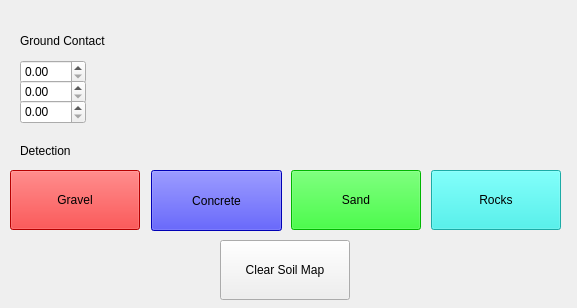
The window that scripts/widget.ui (dfki-ric/traversability_generator3d) describes before a commit, drawn with Qt 5.
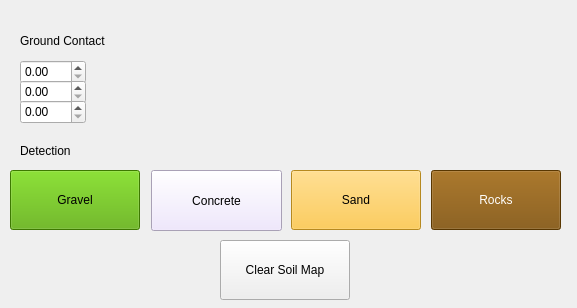
The same window after the commit.

Commit message: Assign soil type based on highest probability

Patch:
```diff
--- a/scripts/widget.ui
+++ b/scripts/widget.ui
@@ -40,8 +40,8 @@
       <colorrole role="Button">
        <brush brushstyle="SolidPattern">
         <color alpha="255">
-         <red>0</red>
-         <green>0</green>
+         <red>236</red>
+         <green>225</green>
          <blue>255</blue>
         </color>
        </brush>
@@ -49,8 +49,8 @@
       <colorrole role="Light">
        <brush brushstyle="SolidPattern">
         <color alpha="255">
-         <red>127</red>
-         <green>127</green>
+         <red>255</red>
+         <green>255</green>
          <blue>255</blue>
         </color>
        </brush>
@@ -58,8 +58,8 @@
       <colorrole role="Midlight">
        <brush brushstyle="SolidPattern">
         <color alpha="255">
-         <red>63</red>
-         <green>63</green>
+         <red>245</red>
+         <green>240</green>
          <blue>255</blue>
         </color>
        </brush>
@@ -67,8 +67,8 @@
       <colorrole role="Dark">
        <brush brushstyle="SolidPattern">
         <color alpha="255">
-         <red>0</red>
-         <green>0</green>
+         <red>118</red>
+         <green>112</green>
          <blue>127</blue>
         </color>
        </brush>
@@ -76,8 +76,8 @@
       <colorrole role="Mid">
        <brush brushstyle="SolidPattern">
         <color alpha="255">
-         <red>0</red>
-         <green>0</green>
+         <red>157</red>
+         <green>150</green>
          <blue>170</blue>
         </color>
        </brush>
@@ -121,8 +121,8 @@
       <colorrole role="Window">
        <brush brushstyle="SolidPattern">
         <color alpha="255">
-         <red>0</red>
-         <green>0</green>
+         <red>236</red>
+         <green>225</green>
          <blue>255</blue>
         </color>
        </brush>
@@ -139,8 +139,8 @@
       <colorrole role="AlternateBase">
        <brush brushstyle="SolidPattern">
         <color alpha="255">
-         <red>127</red>
-         <green>127</green>
+         <red>245</red>
+         <green>240</green>
          <blue>255</blue>
         </color>
        </brush>
@@ -186,8 +186,8 @@
       <colorrole role="Button">
        <brush brushstyle="SolidPattern">
         <color alpha="255">
-         <red>0</red>
-         <green>0</green>
+         <red>236</red>
+         <green>225</green>
          <blue>255</blue>
         </color>
        </brush>
@@ -195,8 +195,8 @@
       <colorrole role="Light">
        <brush brushstyle="SolidPattern">
         <color alpha="255">
-         <red>127</red>
-         <green>127</green>
+         <red>255</red>
+         <green>255</green>
          <blue>255</blue>
         </color>
        </brush>
@@ -204,8 +204,8 @@
       <colorrole role="Midlight">
        <brush brushstyle="SolidPattern">
         <color alpha="255">
-         <red>63</red>
-         <green>63</green>
+         <red>245</red>
+         <green>240</green>
          <blue>255</blue>
         </color>
        </brush>
@@ -213,8 +213,8 @@
       <colorrole role="Dark">
        <brush brushstyle="SolidPattern">
         <color alpha="255">
-         <red>0</red>
-         <green>0</green>
+         <red>118</red>
+         <green>112</green>
          <blue>127</blue>
         </color>
        </brush>
@@ -222,8 +222,8 @@
       <colorrole role="Mid">
        <brush brushstyle="SolidPattern">
         <color alpha="255">
-         <red>0</red>
-         <green>0</green>
+         <red>157</red>
+         <green>150</green>
          <blue>170</blue>
         </color>
        </brush>
@@ -267,8 +267,8 @@
       <colorrole role="Window">
        <brush brushstyle="SolidPattern">
         <color alpha="255">
-         <red>0</red>
-         <green>0</green>
+         <red>236</red>
+         <green>225</green>
          <blue>255</blue>
         </color>
        </brush>
@@ -285,8 +285,8 @@
       <colorrole role="AlternateBase">
        <brush brushstyle="SolidPattern">
         <color alpha="255">
-         <red>127</red>
-         <green>127</green>
+         <red>245</red>
+         <green>240</green>
          <blue>255</blue>
         </color>
        </brush>
@@ -323,8 +323,8 @@
       <colorrole role="WindowText">
        <brush brushstyle="SolidPattern">
         <color alpha="255">
-         <red>0</red>
-         <green>0</green>
+         <red>118</red>
+         <green>112</green>
          <blue>127</blue>
         </color>
        </brush>
@@ -332,8 +332,8 @@
       <colorrole role="Button">
        <brush brushstyle="SolidPattern">
         <color alpha="255">
-         <red>0</red>
-         <green>0</green>
+         <red>236</red>
+         <green>225</green>
          <blue>255</blue>
         </color>
        </brush>
@@ -341,8 +341,8 @@
       <colorrole role="Light">
        <brush brushstyle="SolidPattern">
         <color alpha="255">
-         <red>127</red>
-         <green>127</green>
+         <red>255</red>
+         <green>255</green>
          <blue>255</blue>
         </color>
        </brush>
@@ -350,8 +350,8 @@
       <colorrole role="Midlight">
        <brush brushstyle="SolidPattern">
         <color alpha="255">
-         <red>63</red>
-         <green>63</green>
+         <red>245</red>
+         <green>240</green>
          <blue>255</blue>
         </color>
        </brush>
@@ -359,8 +359,8 @@
       <colorrole role="Dark">
        <brush brushstyle="SolidPattern">
         <color alpha="255">
-         <red>0</red>
-         <green>0</green>
+         <red>118</red>
+         <green>112</green>
          <blue>127</blue>
         </color>
        </brush>
@@ -368,8 +368,8 @@
       <colorrole role="Mid">
        <brush brushstyle="SolidPattern">
         <color alpha="255">
-         <red>0</red>
-         <green>0</green>
+         <red>157</red>
+         <green>150</green>
          <blue>170</blue>
         </color>
        </brush>
@@ -377,8 +377,8 @@
       <colorrole role="Text">
        <brush brushstyle="SolidPattern">
         <color alpha="255">
-         <red>0</red>
-         <green>0</green>
+         <red>118</red>
+         <green>112</green>
          <blue>127</blue>
         </color>
        </brush>
@@ -395,8 +395,8 @@
       <colorrole role="ButtonText">
        <brush brushstyle="SolidPattern">
         <color alpha="255">
-         <red>0</red>
-         <green>0</green>
+         <red>118</red>
+         <green>112</green>
          <blue>127</blue>
         </color>
        </brush>
@@ -404,8 +404,8 @@
       <colorrole role="Base">
        <brush brushstyle="SolidPattern">
         <color alpha="255">
-         <red>0</red>
-         <green>0</green>
+         <red>236</red>
+         <green>225</green>
          <blue>255</blue>
         </color>
        </brush>
@@ -413,8 +413,8 @@
       <colorrole role="Window">
        <brush brushstyle="SolidPattern">
         <color alpha="255">
-         <red>0</red>
-         <green>0</green>
+         <red>236</red>
+         <green>225</green>
          <blue>255</blue>
         </color>
        </brush>
@@ -431,8 +431,8 @@
       <colorrole role="AlternateBase">
        <brush brushstyle="SolidPattern">
         <color alpha="255">
-         <red>0</red>
-         <green>0</green>
+         <red>236</red>
+         <green>225</green>
          <blue>255</blue>
         </color>
        </brush>
@@ -501,8 +501,8 @@
       <colorrole role="Button">
        <brush brushstyle="SolidPattern">
         <color alpha="255">
-         <red>255</red>
-         <green>0</green>
+         <red>85</red>
+         <green>170</green>
          <blue>0</blue>
         </color>
        </brush>
@@ -510,26 +510,26 @@
       <colorrole role="Light">
        <brush brushstyle="SolidPattern">
         <color alpha="255">
-         <red>255</red>
-         <green>127</green>
-         <blue>127</blue>
+         <red>128</red>
+         <green>255</green>
+         <blue>0</blue>
         </color>
        </brush>
       </colorrole>
       <colorrole role="Midlight">
        <brush brushstyle="SolidPattern">
         <color alpha="255">
-         <red>255</red>
-         <green>63</green>
-         <blue>63</blue>
+         <red>106</red>
+         <green>212</green>
+         <blue>0</blue>
         </color>
        </brush>
       </colorrole>
       <colorrole role="Dark">
        <brush brushstyle="SolidPattern">
         <color alpha="255">
-         <red>127</red>
-         <green>0</green>
+         <red>42</red>
+         <green>85</green>
          <blue>0</blue>
         </color>
        </brush>
@@ -537,8 +537,8 @@
       <colorrole role="Mid">
        <brush brushstyle="SolidPattern">
         <color alpha="255">
-         <red>170</red>
-         <green>0</green>
+         <red>56</red>
+         <green>113</green>
          <blue>0</blue>
         </color>
        </brush>
@@ -582,8 +582,8 @@
       <colorrole role="Window">
        <brush brushstyle="SolidPattern">
         <color alpha="255">
-         <red>255</red>
-         <green>0</green>
+         <red>85</red>
+         <green>170</green>
          <blue>0</blue>
         </color>
        </brush>
@@ -600,8 +600,8 @@
       <colorrole role="AlternateBase">
        <brush brushstyle="SolidPattern">
         <color alpha="255">
-         <red>255</red>
-         <green>127</green>
+         <red>170</red>
+         <green>212</green>
          <blue>127</blue>
         </color>
        </brush>
@@ -647,8 +647,8 @@
       <colorrole role="Button">
        <brush brushstyle="SolidPattern">
         <color alpha="255">
-         <red>255</red>
-         <green>0</green>
+         <red>85</red>
+         <green>170</green>
          <blue>0</blue>
         </color>
        </brush>
@@ -656,26 +656,26 @@
       <colorrole role="Light">
        <brush brushstyle="SolidPattern">
         <color alpha="255">
-         <red>255</red>
-         <green>127</green>
-         <blue>127</blue>
+         <red>128</red>
+         <green>255</green>
+         <blue>0</blue>
         </color>
        </brush>
       </colorrole>
       <colorrole role="Midlight">
        <brush brushstyle="SolidPattern">
         <color alpha="255">
-         <red>255</red>
-         <green>63</green>
-         <blue>63</blue>
+         <red>106</red>
+         <green>212</green>
+         <blue>0</blue>
         </color>
        </brush>
       </colorrole>
       <colorrole role="Dark">
        <brush brushstyle="SolidPattern">
         <color alpha="255">
-         <red>127</red>
-         <green>0</green>
+         <red>42</red>
+         <green>85</green>
          <blue>0</blue>
         </color>
        </brush>
@@ -683,8 +683,8 @@
       <colorrole role="Mid">
        <brush brushstyle="SolidPattern">
         <color alpha="255">
-         <red>170</red>
-         <green>0</green>
+         <red>56</red>
+         <green>113</green>
          <blue>0</blue>
         </color>
        </brush>
@@ -728,8 +728,8 @@
       <colorrole role="Window">
        <brush brushstyle="SolidPattern">
         <color alpha="255">
-         <red>255</red>
-         <green>0</green>
+         <red>85</red>
+         <green>170</green>
          <blue>0</blue>
         </color>
        </brush>
@@ -746,8 +746,8 @@
       <colorrole role="AlternateBase">
        <brush brushstyle="SolidPattern">
         <color alpha="255">
-         <red>255</red>
-         <green>127</green>
+         <red>170</red>
+         <green>212</green>
          <blue>127</blue>
         </color>
        </brush>
@@ -784,8 +784,8 @@
       <colorrole role="WindowText">
        <brush brushstyle="SolidPattern">
         <color alpha="255">
-         <red>127</red>
-         <green>0</green>
+         <red>42</red>
+         <green>85</green>
          <blue>0</blue>
         </color>
        </brush>
@@ -793,8 +793,8 @@
       <colorrole role="Button">
        <brush brushstyle="SolidPattern">
         <color alpha="255">
-         <red>255</red>
-         <green>0</green>
+         <red>85</red>
+         <green>170</green>
          <blue>0</blue>
         </color>
        </brush>
@@ -802,26 +802,26 @@
       <colorrole role="Light">
        <brush brushstyle="SolidPattern">
         <color alpha="255">
-         <red>255</red>
-         <green>127</green>
-         <blue>127</blue>
+         <red>128</red>
+         <green>255</green>
+         <blue>0</blue>
         </color>
        </brush>
       </colorrole>
       <colorrole role="Midlight">
        <brush brushstyle="SolidPattern">
         <color alpha="255">
-         <red>255</red>
-         <green>63</green>
-         <blue>63</blue>
+         <red>106</red>
+         <green>212</green>
+         <blue>0</blue>
         </color>
        </brush>
       </colorrole>
       <colorrole role="Dark">
        <brush brushstyle="SolidPattern">
         <color alpha="255">
-         <red>127</red>
-         <green>0</green>
+         <red>42</red>
+         <green>85</green>
          <blue>0</blue>
         </color>
        </brush>
@@ -829,8 +829,8 @@
       <colorrole role="Mid">
        <brush brushstyle="SolidPattern">
         <color alpha="255">
-         <red>170</red>
-         <green>0</green>
+         <red>56</red>
+         <green>113</green>
          <blue>0</blue>
         </color>
        </brush>
@@ -838,8 +838,8 @@
       <colorrole role="Text">
        <brush brushstyle="SolidPattern">
         <color alpha="255">
-         <red>127</red>
-         <green>0</green>
+         <red>42</red>
+         <green>85</green>
          <blue>0</blue>
         </color>
        </brush>
@@ -856,8 +856,8 @@
       <colorrole role="ButtonText">
        <brush brushstyle="SolidPattern">
         <color alpha="255">
-         <red>127</red>
-         <green>0</green>
+         <red>42</red>
+         <green>85</green>
          <blue>0</blue>
         </color>
        </brush>
@@ -865,8 +865,8 @@
       <colorrole role="Base">
        <brush brushstyle="SolidPattern">
         <color alpha="255">
-         <red>255</red>
-         <green>0</green>
+         <red>85</red>
+         <green>170</green>
          <blue>0</blue>
         </color>
        </brush>
@@ -874,8 +874,8 @@
       <colorrole role="Window">
        <brush brushstyle="SolidPattern">
         <color alpha="255">
-         <red>255</red>
-         <green>0</green>
+         <red>85</red>
+         <green>170</green>
          <blue>0</blue>
         </color>
        </brush>
@@ -892,8 +892,8 @@
       <colorrole role="AlternateBase">
        <brush brushstyle="SolidPattern">
         <color alpha="255">
-         <red>255</red>
-         <green>0</green>
+         <red>85</red>
+         <green>170</green>
          <blue>0</blue>
         </color>
        </brush>
@@ -928,6 +928,9 @@
      </disabled>
     </palette>
    </property>
+   <property name="autoFillBackground">
+    <bool>false</bool>
+   </property>
    <property name="text">
     <string>Gravel</string>
    </property>
@@ -965,45 +968,45 @@
       <colorrole role="Button">
        <brush brushstyle="SolidPattern">
         <color alpha="255">
-         <red>0</red>
-         <green>255</green>
-         <blue>0</blue>
+         <red>255</red>
+         <green>192</green>
+         <blue>44</blue>
         </color>
        </brush>
       </colorrole>
       <colorrole role="Light">
        <brush brushstyle="SolidPattern">
         <color alpha="255">
-         <red>127</red>
-         <green>255</green>
-         <blue>127</blue>
+         <red>255</red>
+         <green>230</green>
+         <blue>172</blue>
         </color>
        </brush>
       </colorrole>
       <colorrole role="Midlight">
        <brush brushstyle="SolidPattern">
         <color alpha="255">
-         <red>63</red>
-         <green>255</green>
-         <blue>63</blue>
+         <red>255</red>
+         <green>211</green>
+         <blue>108</blue>
         </color>
        </brush>
       </colorrole>
       <colorrole role="Dark">
        <brush brushstyle="SolidPattern">
         <color alpha="255">
-         <red>0</red>
-         <green>127</green>
-         <blue>0</blue>
+         <red>127</red>
+         <green>96</green>
+         <blue>22</blue>
         </color>
        </brush>
       </colorrole>
       <colorrole role="Mid">
        <brush brushstyle="SolidPattern">
         <color alpha="255">
-         <red>0</red>
-         <green>170</green>
-         <blue>0</blue>
+         <red>170</red>
+         <green>128</green>
+         <blue>29</blue>
         </color>
        </brush>
       </colorrole>
@@ -1046,9 +1049,9 @@
       <colorrole role="Window">
        <brush brushstyle="SolidPattern">
         <color alpha="255">
-         <red>0</red>
-         <green>255</green>
-         <blue>0</blue>
+         <red>255</red>
+         <green>192</green>
+         <blue>44</blue>
         </color>
        </brush>
       </colorrole>
@@ -1064,9 +1067,9 @@
       <colorrole role="AlternateBase">
        <brush brushstyle="SolidPattern">
         <color alpha="255">
-         <red>127</red>
-         <green>255</green>
-         <blue>127</blue>
+         <red>255</red>
+         <green>223</green>
+         <blue>149</blue>
         </color>
        </brush>
       </colorrole>
@@ -1111,45 +1114,45 @@
       <colorrole role="Button">
        <brush brushstyle="SolidPattern">
         <color alpha="255">
-         <red>0</red>
-         <green>255</green>
-         <blue>0</blue>
+         <red>255</red>
+         <green>192</green>
+         <blue>44</blue>
         </color>
        </brush>
       </colorrole>
       <colorrole role="Light">
        <brush brushstyle="SolidPattern">
         <color alpha="255">
-         <red>127</red>
-         <green>255</green>
-         <blue>127</blue>
+         <red>255</red>
+         <green>230</green>
+         <blue>172</blue>
         </color>
        </brush>
       </colorrole>
       <colorrole role="Midlight">
        <brush brushstyle="SolidPattern">
         <color alpha="255">
-         <red>63</red>
-         <green>255</green>
-         <blue>63</blue>
+         <red>255</red>
+         <green>211</green>
+         <blue>108</blue>
         </color>
        </brush>
       </colorrole>
       <colorrole role="Dark">
        <brush brushstyle="SolidPattern">
         <color alpha="255">
-         <red>0</red>
-         <green>127</green>
-         <blue>0</blue>
+         <red>127</red>
+         <green>96</green>
+         <blue>22</blue>
         </color>
        </brush>
       </colorrole>
       <colorrole role="Mid">
        <brush brushstyle="SolidPattern">
         <color alpha="255">
-         <red>0</red>
-         <green>170</green>
-         <blue>0</blue>
+         <red>170</red>
+         <green>128</green>
+         <blue>29</blue>
         </color>
        </brush>
       </colorrole>
@@ -1192,9 +1195,9 @@
       <colorrole role="Window">
        <brush brushstyle="SolidPattern">
         <color alpha="255">
-         <red>0</red>
-         <green>255</green>
-         <blue>0</blue>
+         <red>255</red>
+         <green>192</green>
+         <blue>44</blue>
         </color>
        </brush>
       </colorrole>
@@ -1210,9 +1213,9 @@
       <colorrole role="AlternateBase">
        <brush brushstyle="SolidPattern">
         <color alpha="255">
-         <red>127</red>
-         <green>255</green>
-         <blue>127</blue>
+         <red>255</red>
+         <green>223</green>
+         <blue>149</blue>
         </color>
        </brush>
       </colorrole>
@@ -1248,63 +1251,63 @@
       <colorrole role="WindowText">
        <brush brushstyle="SolidPattern">
         <color alpha="255">
-         <red>0</red>
-         <green>127</green>
-         <blue>0</blue>
+         <red>127</red>
+         <green>96</green>
+         <blue>22</blue>
         </color>
        </brush>
       </colorrole>
       <colorrole role="Button">
        <brush brushstyle="SolidPattern">
         <color alpha="255">
-         <red>0</red>
-         <green>255</green>
-         <blue>0</blue>
+         <red>255</red>
+         <green>192</green>
+         <blue>44</blue>
         </color>
        </brush>
       </colorrole>
       <colorrole role="Light">
        <brush brushstyle="SolidPattern">
         <color alpha="255">
-         <red>127</red>
-         <green>255</green>
-         <blue>127</blue>
+         <red>255</red>
+         <green>230</green>
+         <blue>172</blue>
         </color>
        </brush>
       </colorrole>
       <colorrole role="Midlight">
        <brush brushstyle="SolidPattern">
         <color alpha="255">
-         <red>63</red>
-         <green>255</green>
-         <blue>63</blue>
+         <red>255</red>
+         <green>211</green>
+         <blue>108</blue>
         </color>
        </brush>
       </colorrole>
       <colorrole role="Dark">
        <brush brushstyle="SolidPattern">
         <color alpha="255">
-         <red>0</red>
-         <green>127</green>
-         <blue>0</blue>
+         <red>127</red>
+         <green>96</green>
+         <blue>22</blue>
         </color>
        </brush>
       </colorrole>
       <colorrole role="Mid">
        <brush brushstyle="SolidPattern">
         <color alpha="255">
-         <red>0</red>
-         <green>170</green>
-         <blue>0</blue>
+         <red>170</red>
+         <green>128</green>
+         <blue>29</blue>
         </color>
        </brush>
       </colorrole>
       <colorrole role="Text">
        <brush brushstyle="SolidPattern">
         <color alpha="255">
-         <red>0</red>
-         <green>127</green>
-         <blue>0</blue>
+         <red>127</red>
+         <green>96</green>
+         <blue>22</blue>
         </color>
        </brush>
       </colorrole>
@@ -1320,27 +1323,27 @@
       <colorrole role="ButtonText">
        <brush brushstyle="SolidPattern">
         <color alpha="255">
-         <red>0</red>
-         <green>127</green>
-         <blue>0</blue>
+         <red>127</red>
+         <green>96</green>
+         <blue>22</blue>
         </color>
        </brush>
       </colorrole>
       <colorrole role="Base">
        <brush brushstyle="SolidPattern">
         <color alpha="255">
-         <red>0</red>
-         <green>255</green>
-         <blue>0</blue>
+         <red>255</red>
+         <green>192</green>
+         <blue>44</blue>
         </color>
        </brush>
       </colorrole>
       <colorrole role="Window">
        <brush brushstyle="SolidPattern">
         <color alpha="255">
-         <red>0</red>
-         <green>255</green>
-         <blue>0</blue>
+         <red>255</red>
+         <green>192</green>
+         <blue>44</blue>
         </color>
        </brush>
       </colorrole>
@@ -1356,9 +1359,9 @@
       <colorrole role="AlternateBase">
        <brush brushstyle="SolidPattern">
         <color alpha="255">
-         <red>0</red>
-         <green>255</green>
-         <blue>0</blue>
+         <red>255</red>
+         <green>192</green>
+         <blue>44</blue>
         </color>
        </brush>
       </colorrole>
@@ -1417,63 +1420,63 @@
       <colorrole role="WindowText">
        <brush brushstyle="SolidPattern">
         <color alpha="255">
-         <red>0</red>
-         <green>0</green>
-         <blue>0</blue>
+         <red>255</red>
+         <green>255</green>
+         <blue>255</blue>
         </color>
        </brush>
       </colorrole>
       <colorrole role="Button">
        <brush brushstyle="SolidPattern">
         <color alpha="255">
-         <red>38</red>
-         <green>239</green>
-         <blue>233</blue>
+         <red>124</red>
+         <green>77</green>
+         <blue>2</blue>
         </color>
        </brush>
       </colorrole>
       <colorrole role="Light">
        <brush brushstyle="SolidPattern">
         <color alpha="255">
-         <red>144</red>
-         <green>255</green>
-         <blue>252</blue>
+         <red>186</red>
+         <green>115</green>
+         <blue>3</blue>
         </color>
        </brush>
       </colorrole>
       <colorrole role="Midlight">
        <brush brushstyle="SolidPattern">
         <color alpha="255">
-         <red>91</red>
-         <green>247</green>
-         <blue>242</blue>
+         <red>155</red>
+         <green>96</green>
+         <blue>2</blue>
         </color>
        </brush>
       </colorrole>
       <colorrole role="Dark">
        <brush brushstyle="SolidPattern">
         <color alpha="255">
-         <red>19</red>
-         <green>119</green>
-         <blue>116</blue>
+         <red>62</red>
+         <green>38</green>
+         <blue>1</blue>
         </color>
        </brush>
       </colorrole>
       <colorrole role="Mid">
        <brush brushstyle="SolidPattern">
         <color alpha="255">
-         <red>25</red>
-         <green>159</green>
-         <blue>155</blue>
+         <red>82</red>
+         <green>51</green>
+         <blue>1</blue>
         </color>
        </brush>
       </colorrole>
       <colorrole role="Text">
        <brush brushstyle="SolidPattern">
         <color alpha="255">
-         <red>0</red>
-         <green>0</green>
-         <blue>0</blue>
+         <red>255</red>
+         <green>255</green>
+         <blue>255</blue>
         </color>
        </brush>
       </colorrole>
@@ -1489,27 +1492,27 @@
       <colorrole role="ButtonText">
        <brush brushstyle="SolidPattern">
         <color alpha="255">
-         <red>0</red>
-         <green>0</green>
-         <blue>0</blue>
+         <red>255</red>
+         <green>255</green>
+         <blue>255</blue>
         </color>
        </brush>
       </colorrole>
       <colorrole role="Base">
        <brush brushstyle="SolidPattern">
         <color alpha="255">
-         <red>255</red>
-         <green>255</green>
-         <blue>255</blue>
+         <red>0</red>
+         <green>0</green>
+         <blue>0</blue>
         </color>
        </brush>
       </colorrole>
       <colorrole role="Window">
        <brush brushstyle="SolidPattern">
         <color alpha="255">
-         <red>38</red>
-         <green>239</green>
-         <blue>233</blue>
+         <red>124</red>
+         <green>77</green>
+         <blue>2</blue>
         </color>
        </brush>
       </colorrole>
@@ -1525,9 +1528,9 @@
       <colorrole role="AlternateBase">
        <brush brushstyle="SolidPattern">
         <color alpha="255">
-         <red>146</red>
-         <green>247</green>
-         <blue>244</blue>
+         <red>62</red>
+         <green>38</green>
+         <blue>1</blue>
         </color>
        </brush>
       </colorrole>
@@ -1552,9 +1555,9 @@
       <colorrole role="PlaceholderText">
        <brush brushstyle="SolidPattern">
         <color alpha="128">
-         <red>0</red>
-         <green>0</green>
-         <blue>0</blue>
+         <red>255</red>
+         <green>255</green>
+         <blue>255</blue>
         </color>
        </brush>
       </colorrole>
@@ -1563,63 +1566,63 @@
       <colorrole role="WindowText">
        <brush brushstyle="SolidPattern">
         <color alpha="255">
-         <red>0</red>
-         <green>0</green>
-         <blue>0</blue>
+         <red>255</red>
+         <green>255</green>
+         <blue>255</blue>
         </color>
        </brush>
       </colorrole>
       <colorrole role="Button">
        <brush brushstyle="SolidPattern">
         <color alpha="255">
-         <red>38</red>
-         <green>239</green>
-         <blue>233</blue>
+         <red>124</red>
+         <green>77</green>
+         <blue>2</blue>
         </color>
        </brush>
       </colorrole>
       <colorrole role="Light">
        <brush brushstyle="SolidPattern">
         <color alpha="255">
-         <red>144</red>
-         <green>255</green>
-         <blue>252</blue>
+         <red>186</red>
+         <green>115</green>
+         <blue>3</blue>
         </color>
        </brush>
       </colorrole>
       <colorrole role="Midlight">
        <brush brushstyle="SolidPattern">
         <color alpha="255">
-         <red>91</red>
-         <green>247</green>
-         <blue>242</blue>
+         <red>155</red>
+         <green>96</green>
+         <blue>2</blue>
         </color>
        </brush>
       </colorrole>
       <colorrole role="Dark">
        <brush brushstyle="SolidPattern">
         <color alpha="255">
-         <red>19</red>
-         <green>119</green>
-         <blue>116</blue>
+         <red>62</red>
+         <green>38</green>
+         <blue>1</blue>
         </color>
        </brush>
       </colorrole>
       <colorrole role="Mid">
        <brush brushstyle="SolidPattern">
         <color alpha="255">
-         <red>25</red>
-         <green>159</green>
-         <blue>155</blue>
+         <red>82</red>
+         <green>51</green>
+         <blue>1</blue>
         </color>
        </brush>
       </colorrole>
       <colorrole role="Text">
        <brush brushstyle="SolidPattern">
         <color alpha="255">
-         <red>0</red>
-         <green>0</green>
-         <blue>0</blue>
+         <red>255</red>
+         <green>255</green>
+         <blue>255</blue>
         </color>
        </brush>
       </colorrole>
@@ -1635,27 +1638,27 @@
       <colorrole role="ButtonText">
        <brush brushstyle="SolidPattern">
         <color alpha="255">
-         <red>0</red>
-         <green>0</green>
-         <blue>0</blue>
+         <red>255</red>
+         <green>255</green>
+         <blue>255</blue>
         </color>
        </brush>
       </colorrole>
       <colorrole role="Base">
        <brush brushstyle="SolidPattern">
         <color alpha="255">
-         <red>255</red>
-         <green>255</green>
-         <blue>255</blue>
+         <red>0</red>
+         <green>0</green>
+         <blue>0</blue>
         </color>
        </brush>
       </colorrole>
       <colorrole role="Window">
        <brush brushstyle="SolidPattern">
         <color alpha="255">
-         <red>38</red>
-         <green>239</green>
-         <blue>233</blue>
+         <red>124</red>
+         <green>77</green>
+         <blue>2</blue>
         </color>
        </brush>
       </colorrole>
@@ -1671,9 +1674,9 @@
       <colorrole role="AlternateBase">
        <brush brushstyle="SolidPattern">
         <color alpha="255">
-         <red>146</red>
-         <green>247</green>
-         <blue>244</blue>
+         <red>62</red>
+         <green>38</green>
+         <blue>1</blue>
         </color>
        </brush>
       </colorrole>
@@ -1698,9 +1701,9 @@
       <colorrole role="PlaceholderText">
        <brush brushstyle="SolidPattern">
         <color alpha="128">
-         <red>0</red>
-         <green>0</green>
-         <blue>0</blue>
+         <red>255</red>
+         <green>255</green>
+         <blue>255</blue>
         </color>
        </brush>
       </colorrole>
@@ -1709,63 +1712,63 @@
       <colorrole role="WindowText">
        <brush brushstyle="SolidPattern">
         <color alpha="255">
-         <red>19</red>
-         <green>119</green>
-         <blue>116</blue>
+         <red>62</red>
+         <green>38</green>
+         <blue>1</blue>
         </color>
        </brush>
       </colorrole>
       <colorrole role="Button">
        <brush brushstyle="SolidPattern">
         <color alpha="255">
-         <red>38</red>
-         <green>239</green>
-         <blue>233</blue>
+         <red>124</red>
+         <green>77</green>
+         <blue>2</blue>
         </color>
        </brush>
       </colorrole>
       <colorrole role="Light">
        <brush brushstyle="SolidPattern">
         <color alpha="255">
-         <red>144</red>
-         <green>255</green>
-         <blue>252</blue>
+         <red>186</red>
+         <green>115</green>
+         <blue>3</blue>
         </color>
        </brush>
       </colorrole>
       <colorrole role="Midlight">
        <brush brushstyle="SolidPattern">
         <color alpha="255">
-         <red>91</red>
-         <green>247</green>
-         <blue>242</blue>
+         <red>155</red>
+         <green>96</green>
+         <blue>2</blue>
         </color>
        </brush>
       </colorrole>
       <colorrole role="Dark">
        <brush brushstyle="SolidPattern">
         <color alpha="255">
-         <red>19</red>
-         <green>119</green>
-         <blue>116</blue>
+         <red>62</red>
+         <green>38</green>
+         <blue>1</blue>
         </color>
        </brush>
       </colorrole>
       <colorrole role="Mid">
        <brush brushstyle="SolidPattern">
         <color alpha="255">
-         <red>25</red>
-         <green>159</green>
-         <blue>155</blue>
+         <red>82</red>
+         <green>51</green>
+         <blue>1</blue>
         </color>
        </brush>
       </colorrole>
       <colorrole role="Text">
        <brush brushstyle="SolidPattern">
         <color alpha="255">
-         <red>19</red>
-         <green>119</green>
-         <blue>116</blue>
+         <red>62</red>
+         <green>38</green>
+         <blue>1</blue>
         </color>
        </brush>
       </colorrole>
@@ -1781,27 +1784,27 @@
       <colorrole role="ButtonText">
        <brush brushstyle="SolidPattern">
         <color alpha="255">
-         <red>19</red>
-         <green>119</green>
-         <blue>116</blue>
+         <red>62</red>
+         <green>38</green>
+         <blue>1</blue>
         </color>
        </brush>
       </colorrole>
       <colorrole role="Base">
        <brush brushstyle="SolidPattern">
         <color alpha="255">
-         <red>38</red>
-         <green>239</green>
-         <blue>233</blue>
+         <red>124</red>
+         <green>77</green>
+         <blue>2</blue>
         </color>
        </brush>
       </colorrole>
       <colorrole role="Window">
        <brush brushstyle="SolidPattern">
         <color alpha="255">
-         <red>38</red>
-         <green>239</green>
-         <blue>233</blue>
+         <red>124</red>
+         <green>77</green>
+         <blue>2</blue>
         </color>
        </brush>
       </colorrole>
@@ -1817,9 +1820,9 @@
       <colorrole role="AlternateBase">
        <brush brushstyle="SolidPattern">
         <color alpha="255">
-         <red>38</red>
-         <green>239</green>
-         <blue>233</blue>
+         <red>124</red>
+         <green>77</green>
+         <blue>2</blue>
         </color>
        </brush>
       </colorrole>
@@ -1844,9 +1847,9 @@
       <colorrole role="PlaceholderText">
        <brush brushstyle="SolidPattern">
         <color alpha="128">
-         <red>0</red>
-         <green>0</green>
-         <blue>0</blue>
+         <red>255</red>
+         <green>255</green>
+         <blue>255</blue>
         </color>
        </brush>
       </colorrole>
```
The commit also changes 2 other files.
